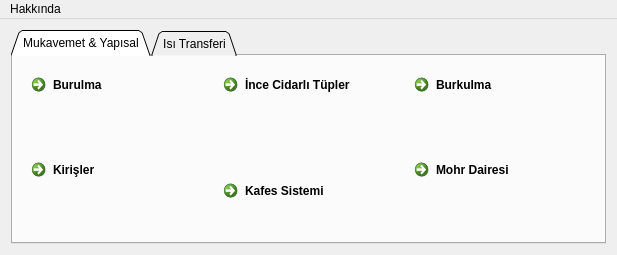
bariscelik/ETools, file home.ui: the form before one commit.
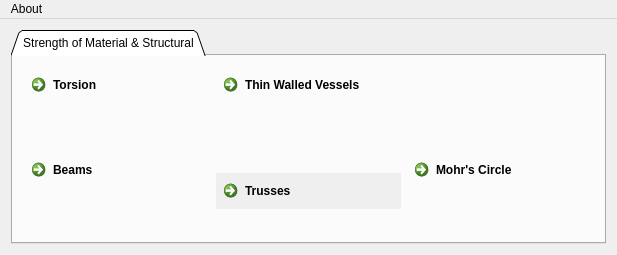
The form after the commit.

The edit to the form file:
```diff
--- a/home.ui
+++ b/home.ui
@@ -36,29 +36,22 @@
         </property>
         <widget class="QWidget" name="tab">
          <attribute name="title">
-          <string>Mukavemet &amp;&amp; Yapısal</string>
+          <string>Strength of Material &amp;&amp; Structural</string>
          </attribute>
          <layout class="QGridLayout" name="gridLayout_4">
           <item row="0" column="0">
            <layout class="QGridLayout" name="gridLayout_3">
-            <item row="0" column="2">
-             <widget class="QCommandLinkButton" name="commandLinkButton_5">
-              <property name="text">
-               <string>Burkulma</string>
-              </property>
-             </widget>
-            </item>
             <item row="0" column="0">
              <widget class="QCommandLinkButton" name="commandLinkButton_3">
               <property name="text">
-               <string>Burulma</string>
+               <string>Torsion</string>
               </property>
              </widget>
             </item>
             <item row="0" column="1">
              <widget class="QCommandLinkButton" name="commandLinkButton_4">
               <property name="text">
-               <string>İnce Cidarlı Tüpler</string>
+               <string>Thin Walled Vessels</string>
               </property>
               <property name="autoRepeat">
                <bool>false</bool>
@@ -68,52 +61,24 @@
             <item row="1" column="0">
              <widget class="QCommandLinkButton" name="commandLinkButton_6">
               <property name="text">
-               <string>Kirişler</string>
+               <string>Beams</string>
               </property>
              </widget>
             </item>
             <item row="1" column="1" alignment="Qt::AlignVCenter">
              <widget class="QCommandLinkButton" name="commandLinkButton_7">
               <property name="autoFillBackground">
-               <bool>false</bool>
+               <bool>true</bool>
               </property>
               <property name="text">
-               <string>Kafes Sistemi</string>
+               <string>Trusses</string>
               </property>
              </widget>
             </item>
             <item row="1" column="2">
              <widget class="QCommandLinkButton" name="commandLinkButton_8">
               <property name="text">
-               <string>Mohr Dairesi</string>
-              </property>
-             </widget>
-            </item>
-           </layout>
-          </item>
-         </layout>
-        </widget>
-        <widget class="QWidget" name="tab_2">
-         <property name="enabled">
-          <bool>true</bool>
-         </property>
-         <attribute name="title">
-          <string>Isı Transferi</string>
-         </attribute>
-         <layout class="QVBoxLayout" name="verticalLayout_3">
-          <item>
-           <layout class="QGridLayout" name="gridLayout_2">
-            <item row="0" column="0">
-             <widget class="QCommandLinkButton" name="commandLinkButton">
-              <property name="text">
-               <string>CommandLinkButton</string>
-              </property>
-             </widget>
-            </item>
-            <item row="0" column="1">
-             <widget class="QCommandLinkButton" name="commandLinkButton_2">
-              <property name="text">
-               <string>CommandLinkButton</string>
+               <string>Mohr's Circle</string>
               </property>
              </widget>
             </item>
@@ -138,7 +103,7 @@
    </property>
    <widget class="QMenu" name="menuDosya">
     <property name="title">
-     <string>Hakkında</string>
+     <string>About</string>
     </property>
     <addaction name="actionYard_m"/>
    </widget>
```
Left out of the diff: 2 changed lines with no effect on the pictures.
